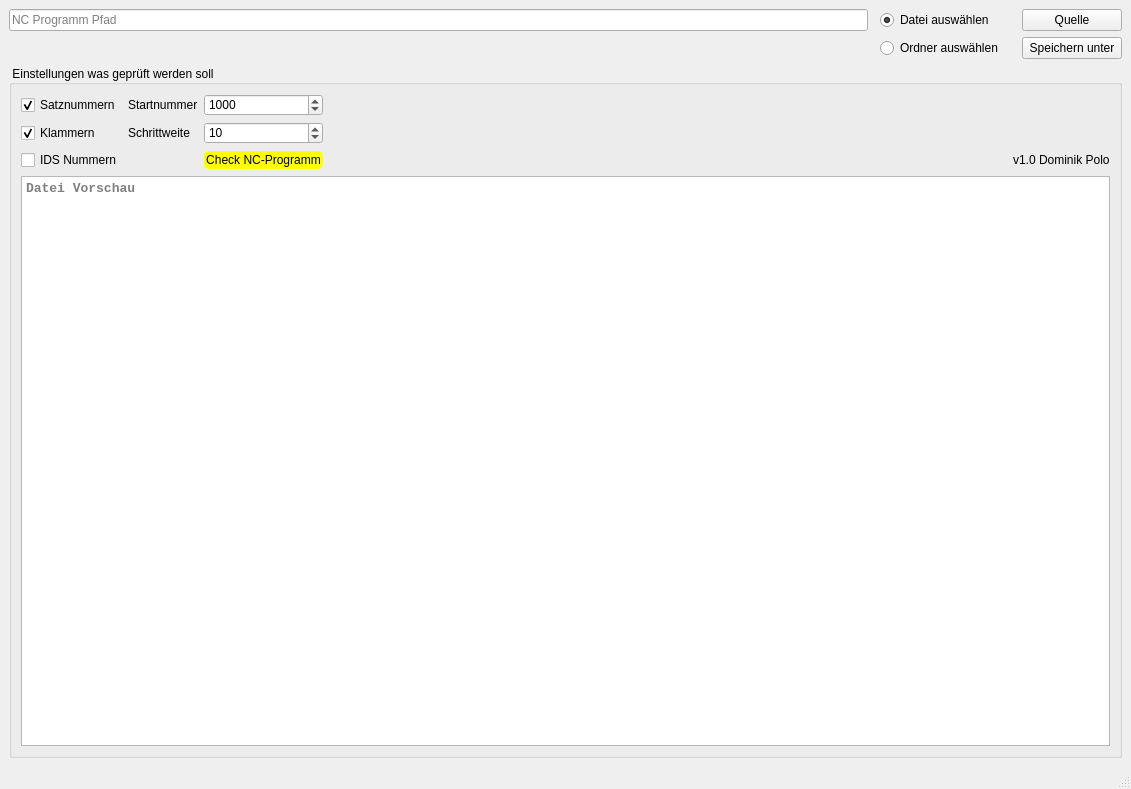
First picture: the form in nc_editor_mainwindow.ui, repository imoDDomi/NC-Editor, before the edit.
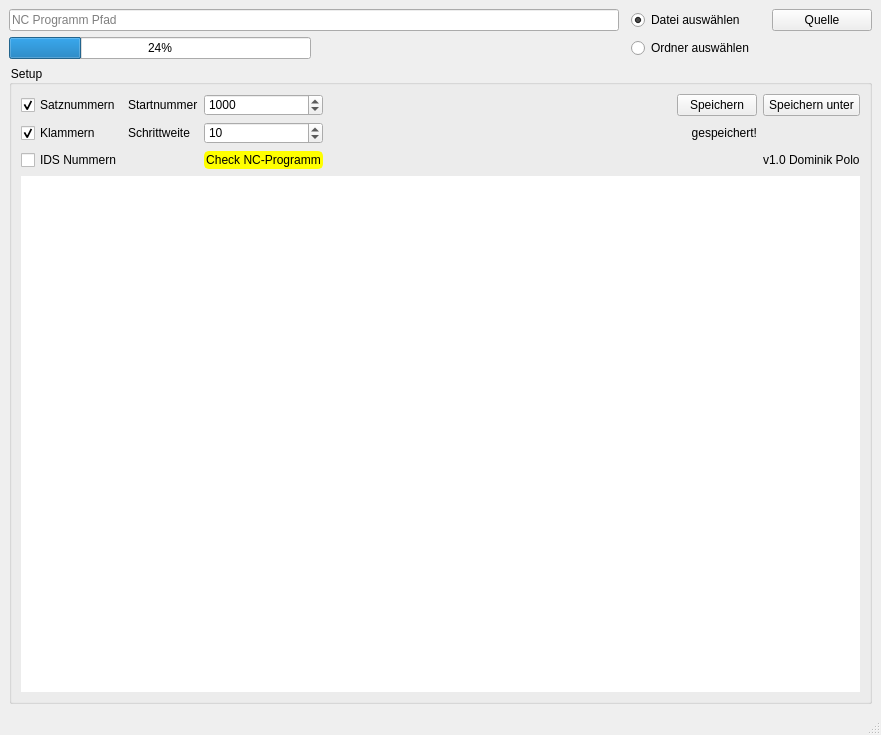
Second picture: the form after the edit. Icons and pictures are not drawn.

Commit message: Progress Bar anfang

```diff
--- a/nc_editor_mainwindow.ui
+++ b/nc_editor_mainwindow.ui
@@ -6,8 +6,8 @@
    <rect>
     <x>0</x>
     <y>0</y>
-    <width>1131</width>
-    <height>789</height>
+    <width>881</width>
+    <height>735</height>
    </rect>
   </property>
   <property name="windowTitle">
@@ -24,14 +24,37 @@
    <layout class="QVBoxLayout" name="verticalLayout">
     <item>
      <layout class="QGridLayout" name="gridLayout">
-      <item row="2" column="2">
+      <item row="4" column="1">
+       <spacer name="horizontalSpacer_2">
+        <property name="orientation">
+         <enum>Qt::Horizontal</enum>
+        </property>
+        <property name="sizeHint" stdset="0">
+         <size>
+          <width>40</width>
+          <height>20</height>
+         </size>
+        </property>
+       </spacer>
+      </item>
+      <item row="4" column="3">
        <widget class="QRadioButton" name="rb_directory">
         <property name="text">
          <string>Ordner auswählen</string>
         </property>
        </widget>
       </item>
-      <item row="0" column="4">
+      <item row="0" column="3">
+       <widget class="QRadioButton" name="rb_file">
+        <property name="text">
+         <string>Datei auswählen</string>
+        </property>
+        <property name="checked">
+         <bool>true</bool>
+        </property>
+       </widget>
+      </item>
+      <item row="0" column="6">
        <widget class="QPushButton" name="pb_quelle">
         <property name="sizePolicy">
          <sizepolicy hsizetype="Fixed" vsizetype="Fixed">
@@ -59,27 +82,14 @@
         </property>
        </widget>
       </item>
-      <item row="2" column="4">
-       <widget class="QPushButton" name="pb_save_as">
-        <property name="styleSheet">
-         <string notr="true"/>
+      <item row="4" column="0">
+       <widget class="QProgressBar" name="progressBar">
+        <property name="value">
+         <number>24</number>
         </property>
-        <property name="text">
-         <string>Speichern unter</string>
-        </property>
        </widget>
       </item>
-      <item row="0" column="2">
-       <widget class="QRadioButton" name="rb_file">
-        <property name="text">
-         <string>Datei auswählen</string>
-        </property>
-        <property name="checked">
-         <bool>true</bool>
-        </property>
-       </widget>
-      </item>
-      <item row="3" column="0" colspan="5">
+      <item row="6" column="0" colspan="7">
        <widget class="QGroupBox" name="groupBox">
         <property name="enabled">
          <bool>true</bool>
@@ -88,10 +98,20 @@
          <string notr="true">color: rgb(0, 0, 0);</string>
         </property>
         <property name="title">
-         <string>Einstellungen was geprüft werden soll</string>
+         <string>Setup</string>
         </property>
         <layout class="QGridLayout" name="gridLayout_2">
-         <item row="2" column="0">
+         <item row="1" column="6">
+          <widget class="QLabel" name="lb_saved_text">
+           <property name="text">
+            <string>gespeichert!</string>
+           </property>
+           <property name="alignment">
+            <set>Qt::AlignRight|Qt::AlignTrailing|Qt::AlignVCenter</set>
+           </property>
+          </widget>
+         </item>
+         <item row="4" column="0">
           <widget class="QCheckBox" name="cb_ids">
            <property name="styleSheet">
             <string notr="true">color: rgb(0, 0, 0);</string>
@@ -101,6 +121,16 @@
            </property>
           </widget>
          </item>
+         <item row="0" column="1">
+          <widget class="QLabel" name="lb_startnummer">
+           <property name="styleSheet">
+            <string notr="true">color: rgb(0, 0, 0);</string>
+           </property>
+           <property name="text">
+            <string>Startnummer</string>
+           </property>
+          </widget>
+         </item>
          <item row="1" column="1">
           <widget class="QLabel" name="lb_schrittweite">
            <property name="styleSheet">
@@ -111,6 +141,42 @@
            </property>
           </widget>
          </item>
+         <item row="1" column="2">
+          <widget class="QSpinBox" name="sb_schrittweite">
+           <property name="styleSheet">
+            <string notr="true">color: rgb(0, 0, 0);</string>
+           </property>
+           <property name="minimum">
+            <number>0</number>
+           </property>
+           <property name="maximum">
+            <number>1000</number>
+           </property>
+           <property name="value">
+            <number>10</number>
+           </property>
+          </widget>
+         </item>
+         <item row="0" column="6">
+          <widget class="QPushButton" name="pb_save">
+           <property name="text">
+            <string>Speichern</string>
+           </property>
+          </widget>
+         </item>
+         <item row="0" column="4">
+          <spacer name="horizontalSpacer_4">
+           <property name="orientation">
+            <enum>Qt::Horizontal</enum>
+           </property>
+           <property name="sizeHint" stdset="0">
+            <size>
+             <width>40</width>
+             <height>20</height>
+            </size>
+           </property>
+          </spacer>
+         </item>
          <item row="0" column="0">
           <widget class="QCheckBox" name="cb_satznummern">
            <property name="styleSheet">
@@ -124,7 +190,107 @@
            </property>
           </widget>
          </item>
-         <item row="2" column="2">
+         <item row="0" column="7">
+          <widget class="QPushButton" name="pb_save_as">
+           <property name="styleSheet">
+            <string notr="true"/>
+           </property>
+           <property name="text">
+            <string>Speichern unter</string>
+           </property>
+          </widget>
+         </item>
+         <item row="4" column="4" colspan="3">
+          <spacer name="horizontalSpacer_3">
+           <property name="orientation">
+            <enum>Qt::Horizontal</enum>
+           </property>
+           <property name="sizeHint" stdset="0">
+            <size>
+             <width>40</width>
+             <height>20</height>
+            </size>
+           </property>
+          </spacer>
+         </item>
+         <item row="1" column="4" colspan="2">
+          <spacer name="horizontalSpacer">
+           <property name="orientation">
+            <enum>Qt::Horizontal</enum>
+           </property>
+           <property name="sizeHint" stdset="0">
+            <size>
+             <width>40</width>
+             <height>20</height>
+            </size>
+           </property>
+          </spacer>
+         </item>
+         <item row="1" column="7">
+          <widget class="QLabel" name="lb_saved">
+           <property name="enabled">
+            <bool>true</bool>
+           </property>
+           <property name="sizePolicy">
+            <sizepolicy hsizetype="Preferred" vsizetype="Preferred">
+             <horstretch>0</horstretch>
+             <verstretch>0</verstretch>
+            </sizepolicy>
+           </property>
+           <property name="maximumSize">
+            <size>
+             <width>24</width>
+             <height>24</height>
+            </size>
+           </property>
+           <property name="text">
+            <string/>
+           </property>
+           <property name="pixmap">
+            <pixmap>icons/uberpruft.png</pixmap>
+           </property>
+           <property name="scaledContents">
+            <bool>true</bool>
+           </property>
+          </widget>
+         </item>
+         <item row="1" column="0">
+          <widget class="QCheckBox" name="cb_klammern">
+           <property name="styleSheet">
+            <string notr="true">color: rgb(0, 0, 0);</string>
+           </property>
+           <property name="text">
+            <string>Klammern</string>
+           </property>
+           <property name="checked">
+            <bool>true</bool>
+           </property>
+          </widget>
+         </item>
+         <item row="4" column="7">
+          <widget class="QLabel" name="lb_version">
+           <property name="text">
+            <string>v1.0 Dominik Polo</string>
+           </property>
+          </widget>
+         </item>
+         <item row="0" column="2">
+          <widget class="QSpinBox" name="sb_startnummer">
+           <property name="styleSheet">
+            <string notr="true">color: rgb(0, 0, 0);</string>
+           </property>
+           <property name="maximum">
+            <number>10000</number>
+           </property>
+           <property name="singleStep">
+            <number>100</number>
+           </property>
+           <property name="value">
+            <number>1000</number>
+           </property>
+          </widget>
+         </item>
+         <item row="4" column="2">
           <widget class="QPushButton" name="pb_check_program">
            <property name="styleSheet">
             <string notr="true">*{
@@ -151,129 +317,69 @@
            </property>
           </widget>
          </item>
-         <item row="0" column="2">
-          <widget class="QSpinBox" name="sb_startnummer">
-           <property name="styleSheet">
-            <string notr="true">color: rgb(0, 0, 0);</string>
+         <item row="5" column="0" colspan="8">
+          <widget class="QPlainTextEdit" name="textbrowser">
+           <property name="palette">
+            <palette>
+             <active>
+              <colorrole role="PlaceholderText">
+               <brush brushstyle="SolidPattern">
+                <color alpha="255">
+                 <red>0</red>
+                 <green>0</green>
+                 <blue>0</blue>
+                </color>
+               </brush>
+              </colorrole>
+             </active>
+             <inactive>
+              <colorrole role="PlaceholderText">
+               <brush brushstyle="SolidPattern">
+                <color alpha="255">
+                 <red>0</red>
+                 <green>0</green>
+                 <blue>0</blue>
+                </color>
+               </brush>
+              </colorrole>
+             </inactive>
+             <disabled>
+              <colorrole role="PlaceholderText">
+               <brush brushstyle="SolidPattern">
+                <color alpha="255">
+                 <red>0</red>
+                 <green>0</green>
+                 <blue>0</blue>
+                </color>
+               </brush>
+              </colorrole>
+             </disabled>
+            </palette>
            </property>
-           <property name="maximum">
-            <number>10000</number>
-           </property>
-           <property name="singleStep">
-            <number>100</number>
-           </property>
-           <property name="value">
-            <number>1000</number>
-           </property>
-          </widget>
-         </item>
-         <item row="4" column="0" colspan="5">
-          <widget class="QTextBrowser" name="textBrowser">
            <property name="font">
             <font>
              <family>Courier New</family>
              <pointsize>10</pointsize>
-             <bold>true</bold>
             </font>
            </property>
-           <property name="styleSheet">
-            <string notr="true"/>
+           <property name="cursor" stdset="0">
+            <cursorShape>IBeamCursor</cursorShape>
            </property>
-           <property name="readOnly">
-            <bool>true</bool>
+           <property name="frameShape">
+            <enum>QFrame::NoFrame</enum>
            </property>
-           <property name="html">
-            <string>&lt;!DOCTYPE HTML PUBLIC &quot;-//W3C//DTD HTML 4.0//EN&quot; &quot;http://www.w3.org/TR/REC-html40/strict.dtd&quot;&gt;
-&lt;html&gt;&lt;head&gt;&lt;meta name=&quot;qrichtext&quot; content=&quot;1&quot; /&gt;&lt;meta charset=&quot;utf-8&quot; /&gt;&lt;style type=&quot;text/css&quot;&gt;
-p, li { white-space: pre-wrap; }
-hr { height: 1px; border-width: 0; }
-&lt;/style&gt;&lt;/head&gt;&lt;body style=&quot; font-family:'Courier New'; font-size:10pt; font-weight:700; font-style:normal;&quot;&gt;
-&lt;p style=&quot;-qt-paragraph-type:empty; margin-top:0px; margin-bottom:0px; margin-left:0px; margin-right:0px; -qt-block-indent:0; text-indent:0px; font-family:'Segoe UI'; font-size:9pt; font-weight:400;&quot;&gt;&lt;br /&gt;&lt;/p&gt;&lt;/body&gt;&lt;/html&gt;</string>
-           </property>
-           <property name="overwriteMode">
-            <bool>false</bool>
+           <property name="frameShadow">
+            <enum>QFrame::Plain</enum>
            </property>
            <property name="placeholderText">
-            <string>Datei Vorschau</string>
-           </property>
-          </widget>
-         </item>
-         <item row="1" column="3">
-          <spacer name="horizontalSpacer">
-           <property name="orientation">
-            <enum>Qt::Horizontal</enum>
-           </property>
-           <property name="sizeHint" stdset="0">
-            <size>
-             <width>40</width>
-             <height>20</height>
-            </size>
-           </property>
-          </spacer>
-         </item>
-         <item row="1" column="0">
-          <widget class="QCheckBox" name="cb_klammern">
-           <property name="styleSheet">
-            <string notr="true">color: rgb(0, 0, 0);</string>
-           </property>
-           <property name="text">
-            <string>Klammern</string>
-           </property>
-           <property name="checked">
-            <bool>true</bool>
-           </property>
-          </widget>
-         </item>
-         <item row="0" column="1">
-          <widget class="QLabel" name="lb_startnummer">
-           <property name="styleSheet">
-            <string notr="true">color: rgb(0, 0, 0);</string>
-           </property>
-           <property name="text">
-            <string>Startnummer</string>
-           </property>
-          </widget>
-         </item>
-         <item row="1" column="2">
-          <widget class="QSpinBox" name="sb_schrittweite">
-           <property name="styleSheet">
-            <string notr="true">color: rgb(0, 0, 0);</string>
-           </property>
-           <property name="minimum">
-            <number>0</number>
-           </property>
-           <property name="maximum">
-            <number>1000</number>
-           </property>
-           <property name="value">
-            <number>10</number>
-           </property>
-          </widget>
-         </item>
-         <item row="2" column="3">
-          <spacer name="horizontalSpacer_3">
-           <property name="orientation">
-            <enum>Qt::Horizontal</enum>
-           </property>
-           <property name="sizeHint" stdset="0">
-            <size>
-             <width>40</width>
-             <height>20</height>
-            </size>
-           </property>
-          </spacer>
-         </item>
-         <item row="2" column="4">
-          <widget class="QLabel" name="lb_version">
-           <property name="text">
-            <string>v1.0 Dominik Polo</string>
+            <string/>
            </property>
           </widget>
          </item>
         </layout>
        </widget>
       </item>
-      <item row="0" column="0">
+      <item row="0" column="0" colspan="2">
        <widget class="QLineEdit" name="le_input">
         <property name="enabled">
          <bool>true</bool>
@@ -313,47 +419,6 @@
         </property>
        </widget>
       </item>
-      <item row="2" column="0">
-       <spacer name="horizontalSpacer_2">
-        <property name="orientation">
-         <enum>Qt::Horizontal</enum>
-        </property>
-        <property name="sizeHint" stdset="0">
-         <size>
-          <width>40</width>
-          <height>20</height>
-         </size>
-        </property>
-       </spacer>
-      </item>
-      <item row="2" column="3">
-       <widget class="QLabel" name="lb_saved">
-        <property name="enabled">
-         <bool>true</bool>
-        </property>
-        <property name="sizePolicy">
-         <sizepolicy hsizetype="Preferred" vsizetype="Preferred">
-          <horstretch>0</horstretch>
-          <verstretch>0</verstretch>
-         </sizepolicy>
-        </property>
-        <property name="maximumSize">
-         <size>
-          <width>24</width>
-          <height>24</height>
-         </size>
-        </property>
-        <property name="text">
-         <string/>
-        </property>
-        <property name="pixmap">
-         <pixmap>icons/uberpruft.png</pixmap>
-        </property>
-        <property name="scaledContents">
-         <bool>true</bool>
-        </property>
-       </widget>
-      </item>
      </layout>
     </item>
    </layout>
```
The commit also changes 4 other files.
